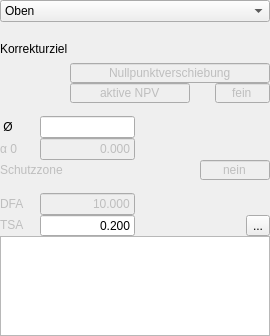
This is TouchProbe/tp_bohrung.ui in mikejg/CamHelper as Qt 5 draws it before an edit. The edited form follows.
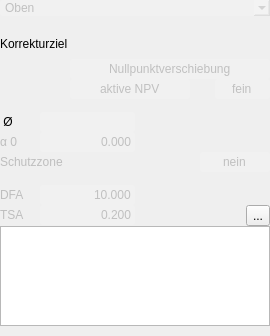
This is the edited form. Icons and pictures are not drawn. Custom widgets are drawn as their Qt base class.

The edit to the form file:
```diff
--- a/TouchProbe/tp_bohrung.ui
+++ b/TouchProbe/tp_bohrung.ui
@@ -25,6 +25,19 @@
   <property name="windowTitle">
    <string>Form</string>
   </property>
+  <property name="styleSheet">
+   <string notr="true">QLineEdit{color:rgb(192,192,192);
+                  background-color: rgba(255, 255, 255,32);
+                  border-radius:3px;}
+QLineEdit:focus{color:rgb(192,192,192);
+                             border: 1px solid;
+                             border-color: rgb(0, 128, 0);
+                            selection-background-color: rgb(40, 76, 117);}
+
+QComboBox{color:rgb(192,192,192);
+                        background-color: rgba(255, 255, 255,32);
+                         border-radius:3px;}</string>
+  </property>
   <layout class="QVBoxLayout" name="verticalLayout">
    <property name="spacing">
     <number>0</number>
```
Left out of the diff: 2 changed lines with no effect on the pictures.
